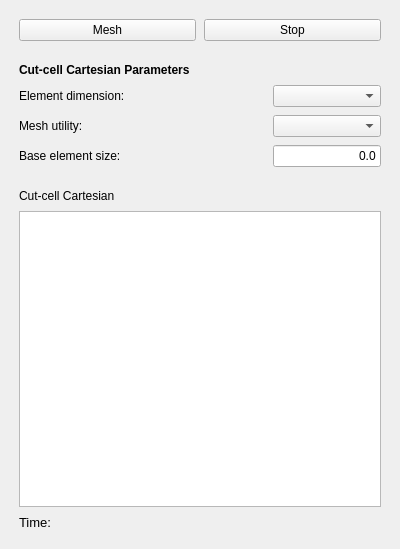
This is TaskPanelCfdMeshCart.ui in jaheyns/CfdOF as Qt 5 draws it before an edit. The edited form follows.
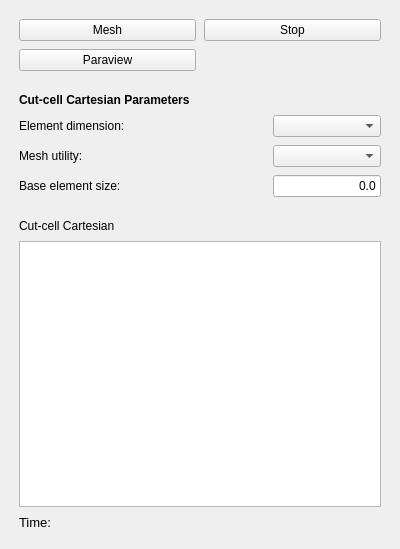
This is the edited form. Custom widgets are drawn as their Qt base class.

Commit message: CFD: Add paraview button in Cart mesh

```diff
--- a/TaskPanelCfdMeshCart.ui
+++ b/TaskPanelCfdMeshCart.ui
@@ -15,7 +15,7 @@
   </property>
   <layout class="QVBoxLayout" name="verticalLayout">
    <item>
-    <layout class="QGridLayout" name="gridLayout_3" rowstretch="0">
+    <layout class="QGridLayout" name="gridLayout_3" rowstretch="0,0">
      <property name="leftMargin">
       <number>8</number>
      </property>
@@ -45,6 +45,13 @@
        </property>
       </widget>
      </item>
+     <item row="1" column="0">
+      <widget class="QPushButton" name="pb_paraview">
+       <property name="text">
+        <string>Paraview</string>
+       </property>
+      </widget>
+     </item>
     </layout>
    </item>
    <item>
```
The commit also changes 3 other files.
